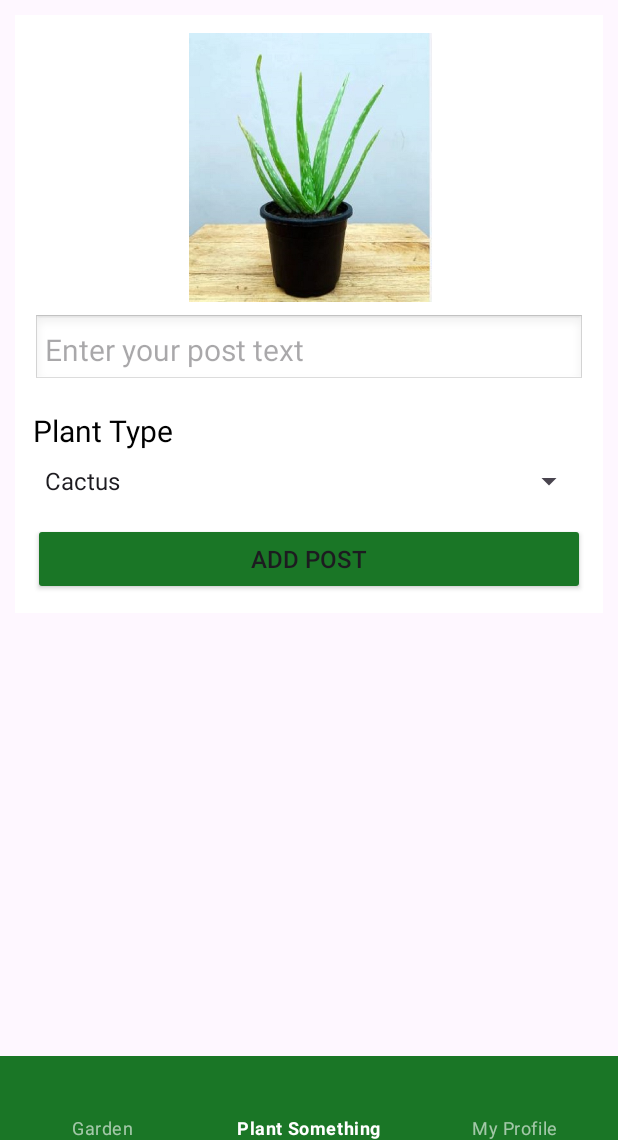
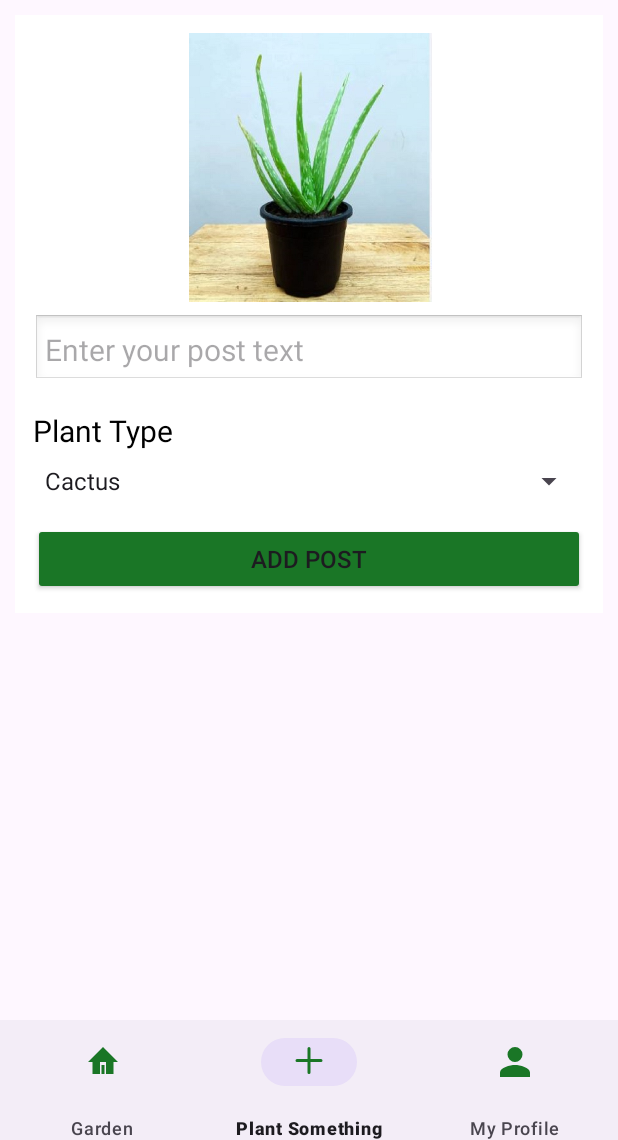
Before and after one commit to noam11111/plants-universe-mobile, an Android app: the MainActivity screen opened directly, with no data from a screen before it, item 2 of the bottom bar chosen, on a phone screen of 412 x 824 dp, the part 96-1236 px from its top. Run offline under Robolectric (Android 15) with nearby library versions, the phone set to English and light mode, and no system bars; our stand-ins replace Firebase (no records; nobody signed in at launch, a user with empty details on screens opened directly), Room's generated code, navigation-ui; pictures from the network do not load.

Commit message:
fix style

```diff
--- a/app/src/main/res/layout/activity_main.xml
+++ b/app/src/main/res/layout/activity_main.xml
@@ -57,8 +57,7 @@
         android:layout_width="match_parent"
         android:layout_height="wrap_content"
         android:layout_alignParentBottom="true"
-        style="@style/Widget.MaterialComponents.BottomNavigationView.PrimarySurface"
-        app:itemIconTint="@color/colorPrimary"
+        app:itemIconTint="?attr/colorPrimary"
         app:itemPaddingBottom="0dp"
         app:labelVisibilityMode="labeled"
         app:layout_constraintBottom_toBottomOf="parent"
```
